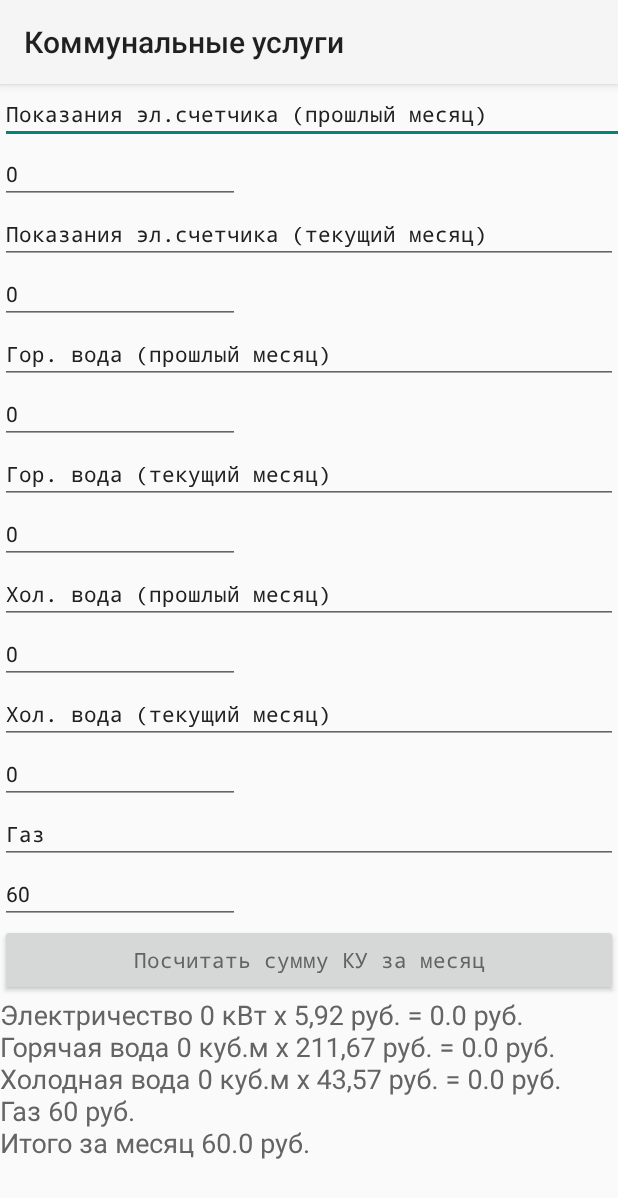
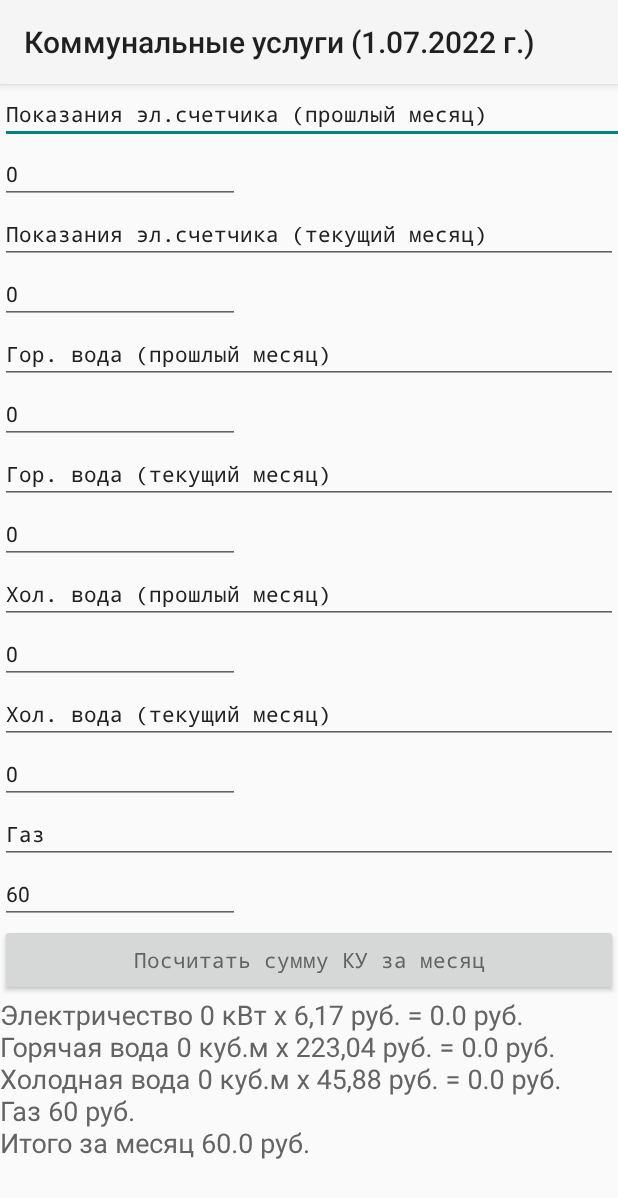
Before and after one commit to alexpurs1980/UtilityBillsApp, an Android app: the screen it shows after launch (MainActivity), after a tap on "Посчитать сумму КУ за месяц", on a phone screen of 412 x 824 dp. Shown: the top 1198 px of the screen. Run offline under Robolectric (Android 15) with nearby library versions, the phone set to English and light mode, and no system bars.

Commit message:
Изменение тарифов по состоянию на 1.07.2022 г.

```diff
--- a/app/src/main/AndroidManifest.xml
+++ b/app/src/main/AndroidManifest.xml
@@ -8,7 +8,7 @@
         android:dataExtractionRules="@xml/data_extraction_rules"
         android:fullBackupContent="@xml/backup_rules"
         android:icon="@mipmap/ic_launcher"
-        android:label="@string/app_name"
+        android:label="Коммунальные услуги (1.07.2022 г.)"
         android:roundIcon="@mipmap/ic_launcher_round"
         android:supportsRtl="true"
         android:theme="@style/Theme.MyFirstProject"
--- a/app/src/main/java/com/example/myfirstproject/MainActivity.kt
+++ b/app/src/main/java/com/example/myfirstproject/MainActivity.kt
@@ -45,11 +45,12 @@ class MainActivity : AppCompatActivity() {
             // горячая вода = 211,67 руб.
             // холодная вода = 43,57 руб.
             // газ = 60 руб.
-            val electricySum = "Электричество ${electricyNow - electricyLast} кВт х 5,92 руб. = ${(electricyNow - electricyLast) * 5.92} руб."
-            val hotWaterSum = "\nГорячая вода ${hotWaterNow - hotWaterLast} куб.м х 211,67 руб. = ${(hotWaterNow - hotWaterLast) * 211.67} руб."
-            val coldWaterSum = "\nХолодная вода ${coldWaterNow - coldWaterLast} куб.м х 43,57 руб. = ${(coldWaterNow - coldWaterLast) * 43.57} руб."
+            val electricySum = "Электричество ${electricyNow - electricyLast} кВт х 6,17 руб. = ${(electricyNow - electricyLast) * 6.17} руб."
+            val hotWaterSum = "\nГорячая вода ${hotWaterNow - hotWaterLast} куб.м х 223,04 руб. = ${(hotWaterNow - hotWaterLast) * 223.04} руб."
+            val coldWaterSum = "\nХолодная вода ${coldWaterNow - coldWaterLast} куб.м х 45,88 руб. = ${(coldWaterNow - coldWaterLast) * 45.88} руб."
             val gasSum = "\nГаз ${gasPrice} руб."
-            val totalSum = "\nИтого за месяц ${((electricyNow - electricyLast) * 5.92) + ((hotWaterNow - hotWaterLast) * 211.67) + ((coldWaterNow - coldWaterLast) * 43.57) + 60} руб."
+            val totalSum = "\nИтого за месяц ${((electricyNow - electricyLast) * 6.17) + ((hotWaterNow - hotWaterLast) * 223.04) + ((coldWaterNow - coldWaterLast) * 45.88) + 60} руб."
+            val dateToPay = "Тарифы по состоянию на 1 июля 2022 г."
 
 
             //выводим результат (поле принимает только строку - перевод в Стринг)
```
